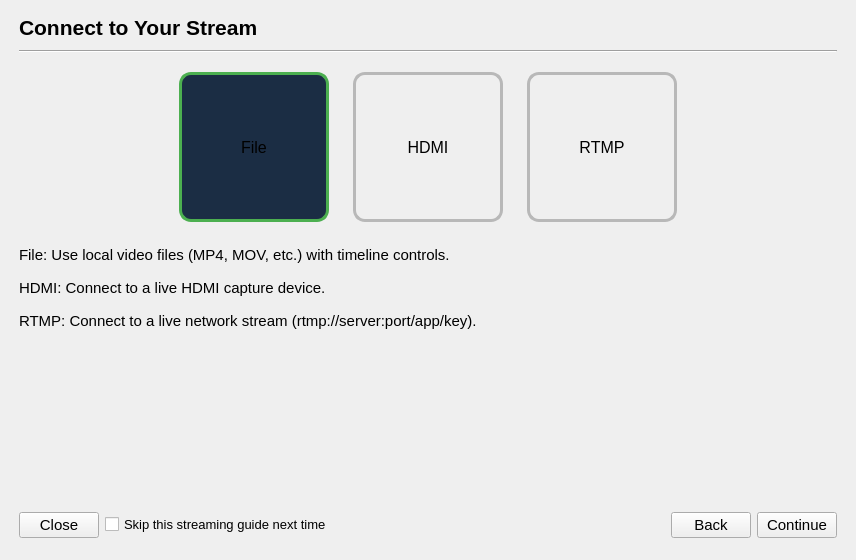
Qt form resources/views/streaming/StreamingGuide.ui (TheCoderPerson/automated-drone-image-analysis-tool) before a commit.
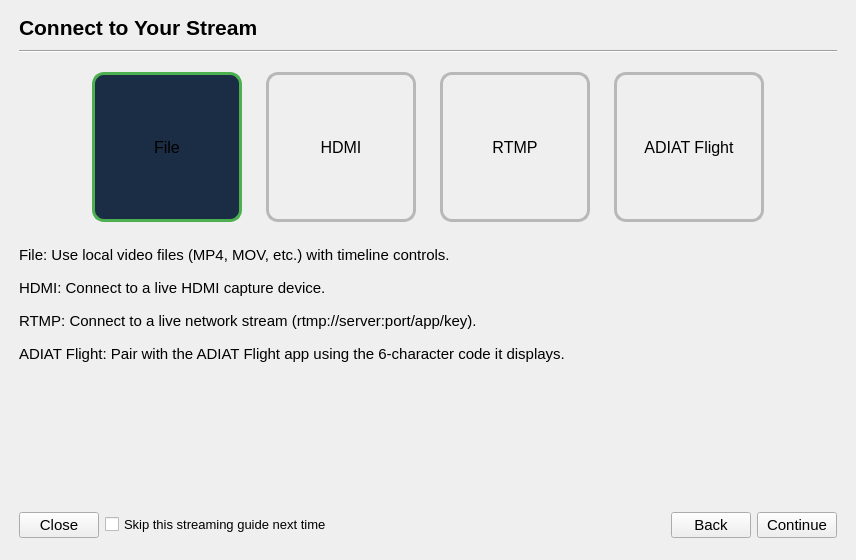
The same form after that commit.

Commit message: feat(streaming): add ADIAT Flight live feed as a video source

Diff of the .ui file:
```diff
--- a/resources/views/streaming/StreamingGuide.ui
+++ b/resources/views/streaming/StreamingGuide.ui
@@ -224,6 +224,49 @@
               </property>
              </widget>
             </item>
+            <item>
+             <widget class="QToolButton" name="flightButton">
+              <property name="minimumSize">
+               <size>
+                <width>150</width>
+                <height>150</height>
+               </size>
+              </property>
+              <property name="maximumSize">
+               <size>
+                <width>180</width>
+                <height>180</height>
+               </size>
+              </property>
+              <property name="font">
+               <font>
+                <pointsize>12</pointsize>
+               </font>
+              </property>
+              <property name="toolTip">
+               <string>Live feed from the ADIAT Flight app (enter pairing code)</string>
+              </property>
+              <property name="styleSheet">
+               <string notr="true">QToolButton { border: 3px solid palette(mid); border-radius: 12px; padding: 10px; }
+QToolButton:checked { border-color: #4CAF50; background-color: #1b2d44; }</string>
+              </property>
+              <property name="text">
+               <string>ADIAT Flight</string>
+              </property>
+              <property name="iconSize">
+               <size>
+                <width>72</width>
+                <height>72</height>
+               </size>
+              </property>
+              <property name="checkable">
+               <bool>true</bool>
+              </property>
+              <property name="toolButtonStyle">
+               <enum>Qt::ToolButtonTextUnderIcon</enum>
+              </property>
+             </widget>
+            </item>
             <item>
              <spacer name="streamButtonsRightSpacer">
               <property name="orientation">
@@ -288,6 +331,21 @@
            </property>
           </widget>
          </item>
+         <item>
+          <widget class="QLabel" name="labelFlightDescription">
+           <property name="font">
+            <font>
+             <pointsize>11</pointsize>
+            </font>
+           </property>
+           <property name="text">
+            <string>ADIAT Flight: Pair with the ADIAT Flight app using the 6-character code it displays.</string>
+           </property>
+           <property name="wordWrap">
+            <bool>true</bool>
+           </property>
+          </widget>
+         </item>
          <item>
           <spacer name="verticalSpacer_source">
            <property name="orientation">
```
The commit also changes 17 other files.
